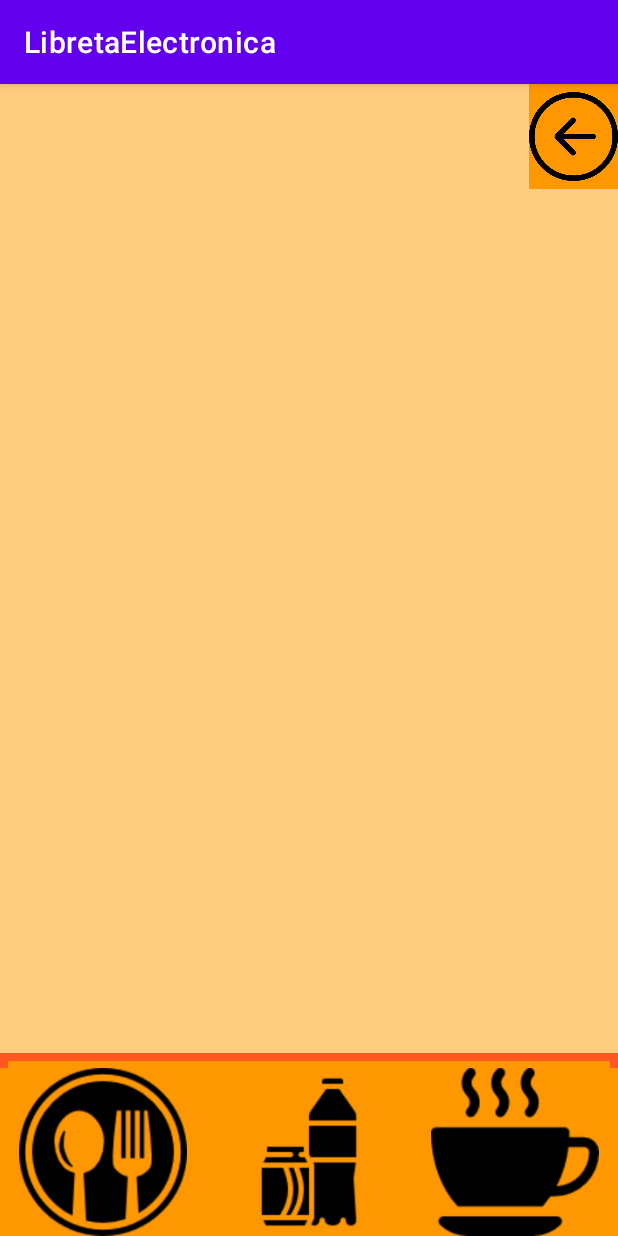
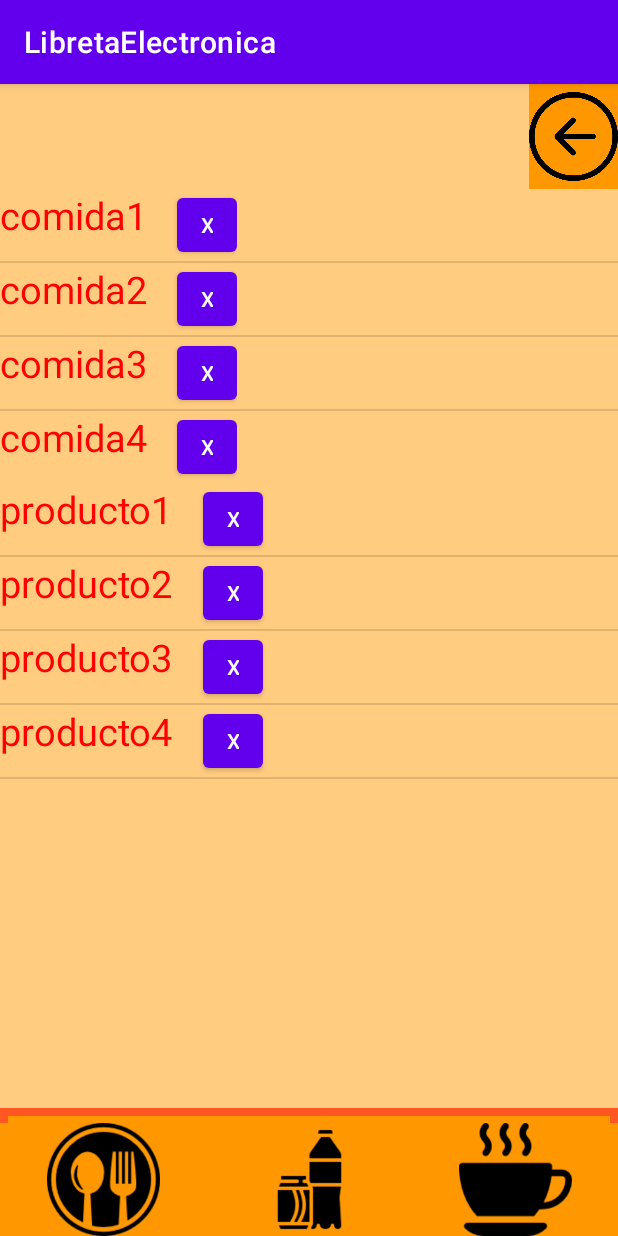
Before and after one commit to iagoLGitHub/Libreta_Electronica, an Android app: the ListaComanda screen opened directly, with no data from a screen before it, after a tap on an icon or button, on a phone screen of 412 x 824 dp. Run offline under Robolectric (Android 15) with nearby library versions, the phone set to English and light mode, and no system bars.

Commit message:
feat:pruebas de fragment y recyclerView,

```diff
--- a/app/build.gradle
+++ b/app/build.gradle
@@ -29,6 +29,9 @@ android {
     viewBinding {
         enabled = true
     }
+    buildFeatures {
+        viewBinding true
+    }
 
 }
 
@@ -37,6 +40,8 @@ dependencies {
     implementation 'androidx.appcompat:appcompat:1.6.1'
     implementation 'com.google.android.material:material:1.8.0'
     implementation 'androidx.constraintlayout:constraintlayout:2.1.4'
+    implementation 'androidx.legacy:legacy-support-v4:1.0.0'
+    implementation 'androidx.recyclerview:recyclerview:1.2.1'
     testImplementation 'junit:junit:4.13.2'
     androidTestImplementation 'androidx.test.ext:junit:1.1.5'
     androidTestImplementation 'androidx.test.espresso:espresso-core:3.5.1'
--- a/app/src/main/java/com/example/libretaelectronica/ListaComanda.java
+++ /dev/null
@@ -1,38 +0,0 @@
-package com.example.libretaelectronica;
-
-import androidx.appcompat.app.AppCompatActivity;
-
-import android.os.Bundle;
-import android.view.View;
-
-import com.example.libretaelectronica.databinding.ActivityListaComandaBinding;
-import com.example.libretaelectronica.databinding.ActivityOpcionesComandaBinding;
-
-public class ListaComanda extends AppCompatActivity implements View.OnClickListener {
-
-    ActivityListaComandaBinding comandaBinding;
-    @Override
-    protected void onCreate(Bundle savedInstanceState) {
-        super.onCreate(savedInstanceState);
-        setContentView(R.layout.activity_lista_comanda);
-
-        /**creamos un nuevo objeto binding**/
-        comandaBinding= ActivityListaComandaBinding.inflate(getLayoutInflater());
-        View view=comandaBinding.getRoot();
-        setContentView(view);
-        /**Recogemos el intent enviado desde la clase seleccionarMesa*/
-        String textoMesa=getIntent().getStringExtra("texto");
-        comandaBinding.textoCabecera.setText(textoMesa);
-
-        /**Asignamos los escuchadores*/
-        comandaBinding.btnAtras.setOnClickListener(this);
-        comandaBinding.btnComida.setOnClickListener(this);
-        comandaBinding.btnBebida.setOnClickListener(this);
-        comandaBinding.btnPostre.setOnClickListener(this);
-    }
-
-    @Override
-    public void onClick(View v) {
-
-    }
-}
--- /dev/null
+++ b/app/src/main/java/com/example/libretaelectronica/adapters/AdaptadorPersonalizado.java
@@ -0,0 +1,51 @@
+package com.example.libretaelectronica.adapters;
+
+import android.app.Activity;
+import android.content.Context;
+import android.view.LayoutInflater;
+import android.view.View;
+import android.view.ViewGroup;
+import android.widget.ArrayAdapter;
+import android.widget.TextView;
+
+import androidx.annotation.NonNull;
+import androidx.annotation.Nullable;
+
+import com.example.libretaelectronica.R;
+import com.example.libretaelectronica.models.Producto;
+
+import java.util.List;
+
+public class AdaptadorPersonalizado extends ArrayAdapter<Producto>{
+
+    private Activity context;
+    private int layoutPersonalizado;
+    private List<Producto> listaProductos;
+
+    public AdaptadorPersonalizado(@NonNull Activity context,
+                                  int layout,
+                                  List<Producto>listaProducto) {
+
+        super(context, layout, listaProducto);
+        this.context = context;
+        this.layoutPersonalizado = layout;
+        this.listaProductos = listaProducto;
+
+    }
+
+    @NonNull
+    @Override
+    public View getView(int position, @Nullable View convertView, @NonNull ViewGroup parent) {
+        LayoutInflater layoutInflater=context.getLayoutInflater();
+
+        View fila=layoutInflater.inflate(layoutPersonalizado,null);
+        TextView nombreProducto=fila.findViewById(R.id.nombreItem);
+
+        Producto itemProducto=listaProductos.get(position);
+
+        nombreProducto.setText(itemProducto.getNombreProducto());
+
+       return fila;
+
+    }
+}
--- /dev/null
+++ b/app/src/main/java/com/example/libretaelectronica/controllers/ComidaLista.java
@@ -0,0 +1,101 @@
+package com.example.libretaelectronica.controllers;
+
+import android.os.Bundle;
+
+import androidx.fragment.app.Fragment;
+
+import android.view.LayoutInflater;
+import android.view.View;
+import android.view.ViewGroup;
+import android.widget.ListView;
+
+import com.example.libretaelectronica.R;
+import com.example.libretaelectronica.adapters.AdaptadorPersonalizado;
+import com.example.libretaelectronica.models.Producto;
+
+import java.util.ArrayList;
+import java.util.List;
+import java.util.Objects;
+
+/**
+ * A simple {@link Fragment} subclass.
+ * Use the {@link ComidaLista#newInstance} factory method to
+ * create an instance of this fragment.
+ */
+public class ComidaLista extends Fragment implements View.OnClickListener {
+
+    // TODO: Rename parameter arguments, choose names that match
+    // the fragment initialization parameters, e.g. ARG_ITEM_NUMBER
+    private static final String ARG_PARAM1 = "param1";
+    private static final String ARG_PARAM2 = "param2";
+
+    ListView listaComida;
+    List<Producto> productoLista;
+
+    // TODO: Rename and change types of parameters
+    private String mParam1;
+    private String mParam2;
+
+    public ComidaLista() {
+        // Required empty public constructor
+    }
+
+    /**
+     * Use this factory method to create a new instance of
+     * this fragment using the provided parameters.
+     *
+     * @param param1 Parameter 1.
+     * @param param2 Parameter 2.
+     * @return A new instance of fragment ComidaLista.
+     */
+    // TODO: Rename and change types and number of parameters
+    public static ComidaLista newInstance(String param1, String param2) {
+        ComidaLista fragment = new ComidaLista();
+        Bundle args = new Bundle();
+        args.putString(ARG_PARAM1, param1);
+        args.putString(ARG_PARAM2, param2);
+        fragment.setArguments(args);
+        return fragment;
+    }
+
+    @Override
+    public void onCreate(Bundle savedInstanceState) {
+        super.onCreate(savedInstanceState);
+        if (getArguments() != null) {
+            mParam1 = getArguments().getString(ARG_PARAM1);
+            mParam2 = getArguments().getString(ARG_PARAM2);
+
+        }
+
+    }
+
+    @Override
+    public View onCreateView(LayoutInflater inflater, ViewGroup container,
+                             Bundle savedInstanceState) {
+        // Inflate the layout for this fragment
+        View view = inflater.inflate(R.layout.fragment_comida_lista, container, false);
+        listaComida= view.findViewById(R.id.listaComida);
+        System.out.println("pasa por aqui");
+        productoLista=new ArrayList<>();
+        Producto p1=new Producto("comida1",2);
+        Producto p2=new Producto("comida2", (float) 2.6);
+        Producto p3=new Producto("comida3", (float) 5.1);
+        Producto p4=new Producto("comida4", (float) 1.3);
+        productoLista.add(p1);
+        productoLista.add(p2);
+        productoLista.add(p3);
+        productoLista.add(p4);
+        AdaptadorPersonalizado adaptadorPersonalizado = new AdaptadorPersonalizado(
+                getActivity(), R.layout.layoutitem, productoLista);
+
+        listaComida.setAdapter(adaptadorPersonalizado);
+
+
+        return view;
+    }
+
+    @Override
+    public void onClick(View v) {
+
+    }
+}
--- /dev/null
+++ b/app/src/main/java/com/example/libretaelectronica/controllers/ListaComanda.java
@@ -0,0 +1,86 @@
+package com.example.libretaelectronica.controllers;
+
+import androidx.appcompat.app.AppCompatActivity;
+import androidx.fragment.app.Fragment;
+import androidx.fragment.app.FragmentManager;
+import androidx.fragment.app.FragmentTransaction;
+import androidx.fragment.app.ListFragment;
+import androidx.recyclerview.widget.RecyclerView;
+
+import android.os.Bundle;
+import android.view.View;
+
+import com.example.libretaelectronica.R;
+import com.example.libretaelectronica.adapters.AdaptadorPersonalizado;
+import com.example.libretaelectronica.databinding.ActivityListaComandaBinding;
+import com.example.libretaelectronica.databinding.ActivityOpcionesComandaBinding;
+import com.example.libretaelectronica.models.Producto;
+
+import java.util.ArrayList;
+import java.util.List;
+
+public class ListaComanda extends AppCompatActivity implements View.OnClickListener {
+
+    List<Producto> productoLista;
+    ActivityListaComandaBinding comandaBinding;
+
+    @Override
+    protected void onCreate(Bundle savedInstanceState) {
+        super.onCreate(savedInstanceState);
+        setContentView(R.layout.activity_lista_comanda);
+
+        /**creamos un nuevo objeto binding**/
+        comandaBinding= ActivityListaComandaBinding.inflate(getLayoutInflater());
+        View view=comandaBinding.getRoot();
+        setContentView(view);
+        /**Recogemos el intent enviado desde la clase seleccionarMesa*/
+        String textoMesa=getIntent().getStringExtra("texto");
+        comandaBinding.textoCabecera.setText(textoMesa);
+
+        /**Asignamos los escuchadores*/
+        comandaBinding.btnAtras.setOnClickListener(this);
+        comandaBinding.btnComida.setOnClickListener(this);
+        comandaBinding.btnBebida.setOnClickListener(this);
+        comandaBinding.btnPostre.setOnClickListener(this);
+
+
+
+        productoLista=new ArrayList<>();
+        Producto p1=new Producto("producto1",2);
+        Producto p2=new Producto("producto2", (float) 2.6);
+        Producto p3=new Producto("producto3", (float) 5.1);
+        Producto p4=new Producto("producto4", (float) 1.3);
+        productoLista.add(p1);
+        productoLista.add(p2);
+        productoLista.add(p3);
+        productoLista.add(p4);
+        AdaptadorPersonalizado adaptadorPersonalizado = new AdaptadorPersonalizado(
+                this, R.layout.layoutitem, productoLista);
+
+        comandaBinding.listComanda.setAdapter(adaptadorPersonalizado);
+
+
+
+
+    }
+
+    @Override
+    public void onClick(View v) {
+        FragmentManager fragmentManager = getSupportFragmentManager();
+        FragmentTransaction fragmentTransaction = fragmentManager.beginTransaction();
+        switch (v.getId()){
+
+             case R.id.btnComida:
+                 ComidaLista fragment = new ComidaLista();
+                 fragmentTransaction.add(R.id.listaFragmentPrincipal, fragment);
+                 fragmentTransaction.commit();
+
+            case R.id.btnBebida:
+                break;
+
+            case R.id.btnPostre:
+                break;
+
+        }
+    }
+}
--- a/app/src/main/java/com/example/libretaelectronica/MainActivity.java
+++ b/app/src/main/java/com/example/libretaelectronica/controllers/MainActivity.java
@@ -1,4 +1,4 @@
-package com.example.libretaelectronica;
+package com.example.libretaelectronica.controllers;
 
 import androidx.appcompat.app.AppCompatActivity;
 ;
@@ -6,6 +6,7 @@ import android.content.Intent;
 import android.os.Bundle;
 import android.view.View;
 
+import com.example.libretaelectronica.R;
 import com.example.libretaelectronica.databinding.ActivityMainBinding;
 
 public class MainActivity extends AppCompatActivity implements View.OnClickListener {
@@ -36,7 +37,7 @@ public class MainActivity extends AppCompatActivity implements View.OnClickListe
 
             case R.id.btnComanda:
 
-                    i=new Intent(this,SeleccionarMesa.class);
+                    i=new Intent(this, SeleccionarMesa.class);
                     startActivity(i);
                 break;
         }
--- a/app/src/main/java/com/example/libretaelectronica/OpcionesComanda.java
+++ b/app/src/main/java/com/example/libretaelectronica/controllers/OpcionesComanda.java
@@ -1,10 +1,11 @@
-package com.example.libretaelectronica;
+package com.example.libretaelectronica.controllers;
 
 import androidx.appcompat.app.AppCompatActivity;
 
 import android.os.Bundle;
 import android.view.View;
 
+import com.example.libretaelectronica.R;
 import com.example.libretaelectronica.databinding.ActivityOpcionesComandaBinding;
 
 public class OpcionesComanda extends AppCompatActivity implements View.OnClickListener{
--- /dev/null
+++ b/app/src/main/java/com/example/libretaelectronica/models/Producto.java
@@ -0,0 +1,36 @@
+package com.example.libretaelectronica.models;
+
+public class Producto {
+
+    private String nombreProducto;
+    private float precioProducto;
+
+    public Producto(String nombreProducto, float precioProducto) {
+        this.nombreProducto = nombreProducto;
+        this.precioProducto = precioProducto;
+    }
+
+    public String getNombreProducto() {
+        return nombreProducto;
+    }
+
+    public void setNombreProducto(String nombreProducto) {
+        this.nombreProducto = nombreProducto;
+    }
+
+    public float getPrecioProducto() {
+        return precioProducto;
+    }
+
+    public void setPrecioProducto(float precioProducto) {
+        this.precioProducto = precioProducto;
+    }
+
+    @Override
+    public String toString() {
+        return "producto{" +
+                "nombreProducto='" + nombreProducto + '\'' +
+                ", precioProducto=" + precioProducto +
+                '}';
+    }
+}
--- a/app/src/main/res/layout/activity_lista_comanda.xml
+++ b/app/src/main/res/layout/activity_lista_comanda.xml
@@ -30,12 +30,18 @@
 
     </LinearLayout>
 
+    <FrameLayout
+        android:id="@+id/listaFragmentPrincipal"
+        android:layout_width="wrap_content"
+        android:layout_height="wrap_content"/>
 
     <ListView
+        android:id="@+id/listComanda"
         android:layout_width="match_parent"
         android:layout_height="0dp"
         android:layout_weight="13"
         android:layout_marginBottom="50dp"/>
+
 
     <LinearLayout
         android:layout_width="match_parent"
@@ -77,5 +83,4 @@
     </LinearLayout>
 
 
-
 </LinearLayout>
--- /dev/null
+++ b/app/src/main/res/layout/fragment_comida_lista.xml
@@ -0,0 +1,18 @@
+<?xml version="1.0" encoding="utf-8"?>
+<FrameLayout xmlns:android="http://schemas.android.com/apk/res/android"
+    xmlns:tools="http://schemas.android.com/tools"
+    android:layout_width="match_parent"
+    android:layout_height="match_parent"
+    android:layout_weight="9"
+    tools:context=".controllers.ComidaLista">
+
+    <!-- TODO: Update blank fragment layout -->
+
+    <ListView
+        android:id="@+id/listaComida"
+        android:layout_width="match_parent"
+        android:layout_height="match_parent"/>
+
+
+
+</FrameLayout>
--- /dev/null
+++ b/app/src/main/res/layout/layoutitem.xml
@@ -0,0 +1,22 @@
+<?xml version="1.0" encoding="utf-8"?>
+<RelativeLayout xmlns:android="http://schemas.android.com/apk/res/android"
+    android:layout_width="match_parent"
+    android:layout_height="wrap_content"
+    android:orientation="horizontal">
+
+      <TextView
+        android:id="@+id/nombreItem"
+        android:layout_width="wrap_content"
+        android:layout_height="wrap_content"
+        android:text="prueba"
+        android:textColor="#FF0000"
+        android:textSize="25sp"/>
+
+    <Button
+        android:layout_width="40dp"
+        android:layout_height="wrap_content"
+        android:layout_toRightOf="@+id/nombreItem"
+        android:layout_marginLeft="20dp"
+        android:text="X"/>
+
+</RelativeLayout>
--- /dev/null
+++ b/app/src/main/res/values/dimens.xml
@@ -0,0 +1,4 @@
+<?xml version="1.0" encoding="utf-8"?>
+<resources>
+    <dimen name="text_margin">16dp</dimen>
+</resources>
```
Also changed, not shown: app/src/main/AndroidManifest.xml (+5 -12 lines), app/src/main/java/com/example/libretaelectronica/Portada.java (deleted, +0 -14 lines), app/src/main/java/com/example/libretaelectronica/controllers/Portada.java (renamed from app/src/main/java/com/example/libretaelectronica/OpcionesGeneral.java, +5 -5 lines), app/src/main/java/com/example/libretaelectronica/controllers/SeleccionarMesa.java (renamed from app/src/main/java/com/example/libretaelectronica/SeleccionarMesa.java, +4 -7 lines), app/src/main/java/com/example/libretaelectronica/models/Bebida.java (added, +36 -0 lines), app/src/main/java/com/example/libretaelectronica/models/Comida.java (added, +36 -0 lines), app/src/main/java/com/example/libretaelectronica/models/Postre.java (added, +36 -0 lines), app/src/main/res/layout/activity_opciones_general.xml (deleted, +0 -22 lines).
